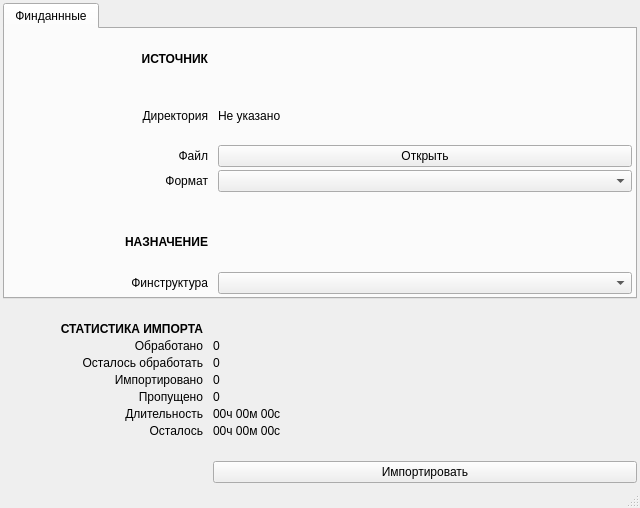
Old version of the form ui/forms/form.ui in the repository e-vladimir/finmanager.
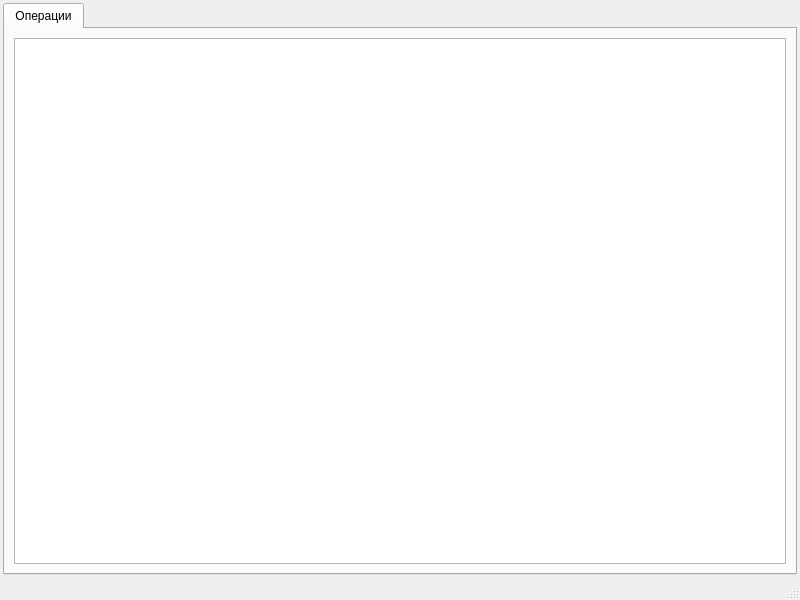
New version of the form.

Commit message:
Форма Операции + Переход в форму Импорт данных
Форма Импорт данных
+ Отображение параметров импорта

```diff
--- a/ui/forms/form.ui
+++ b/ui/forms/form.ui
@@ -6,15 +6,15 @@
    <rect>
     <x>0</x>
     <y>0</y>
-    <width>640</width>
-    <height>508</height>
+    <width>800</width>
+    <height>600</height>
    </rect>
   </property>
   <property name="windowTitle">
    <string>MainWindow</string>
   </property>
   <widget class="QWidget" name="centralwidget">
-   <layout class="QVBoxLayout" name="verticalLayout" stretch="0,0,0,0">
+   <layout class="QVBoxLayout" name="verticalLayout" stretch="0">
     <property name="spacing">
      <number>3</number>
     </property>
@@ -31,328 +31,47 @@
      <number>3</number>
     </property>
     <item>
-     <widget class="QTabWidget" name="tbs_main">
-      <widget class="QWidget" name="tab_findata">
+     <widget class="QTabWidget" name="tabs_main">
+      <property name="currentIndex">
+       <number>0</number>
+      </property>
+      <widget class="QWidget" name="tab_operations">
        <attribute name="title">
-        <string>Финданнные</string>
+        <string>Операции</string>
        </attribute>
-       <layout class="QVBoxLayout" name="verticalLayout_2" stretch="1">
-        <property name="leftMargin">
-         <number>3</number>
-        </property>
-        <property name="topMargin">
-         <number>3</number>
-        </property>
-        <property name="rightMargin">
-         <number>3</number>
-        </property>
-        <property name="bottomMargin">
-         <number>3</number>
-        </property>
+       <layout class="QVBoxLayout" name="verticalLayout_2">
         <item>
-         <layout class="QGridLayout" name="gridLayout" columnstretch="0,1,0,0" columnminimumwidth="200,0,0,0">
-          <property name="horizontalSpacing">
-           <number>10</number>
+         <widget class="QTableView" name="table_operations_data">
+          <property name="contextMenuPolicy">
+           <enum>Qt::ContextMenuPolicy::CustomContextMenu</enum>
           </property>
-          <property name="verticalSpacing">
-           <number>3</number>
+          <property name="editTriggers">
+           <set>QAbstractItemView::EditTrigger::NoEditTriggers</set>
           </property>
-          <item row="1" column="1">
-           <widget class="QLabel" name="lbl_findata_folder">
-            <property name="text">
-             <string>Не указано</string>
-            </property>
-           </widget>
-          </item>
-          <item row="6" column="1">
-           <widget class="QComboBox" name="cbb_findata_finstruct"/>
-          </item>
-          <item row="6" column="0">
-           <widget class="QLabel" name="label_4">
-            <property name="text">
-             <string>Финструктура</string>
-            </property>
-            <property name="alignment">
-             <set>Qt::AlignRight|Qt::AlignTrailing|Qt::AlignVCenter</set>
-            </property>
-           </widget>
-          </item>
-          <item row="1" column="0">
-           <widget class="QLabel" name="label_5">
-            <property name="text">
-             <string>Директория</string>
-            </property>
-            <property name="alignment">
-             <set>Qt::AlignRight|Qt::AlignTrailing|Qt::AlignVCenter</set>
-            </property>
-           </widget>
-          </item>
-          <item row="5" column="0">
-           <widget class="QLabel" name="label_2">
-            <property name="minimumSize">
-             <size>
-              <width>100</width>
-              <height>0</height>
-             </size>
-            </property>
-            <property name="font">
-             <font>
-              <weight>75</weight>
-              <bold>true</bold>
-             </font>
-            </property>
-            <property name="text">
-             <string>НАЗНАЧЕНИЕ</string>
-            </property>
-            <property name="alignment">
-             <set>Qt::AlignRight|Qt::AlignTrailing|Qt::AlignVCenter</set>
-            </property>
-           </widget>
-          </item>
-          <item row="3" column="0">
-           <widget class="QLabel" name="label_20">
-            <property name="text">
-             <string>Формат</string>
-            </property>
-            <property name="alignment">
-             <set>Qt::AlignRight|Qt::AlignTrailing|Qt::AlignVCenter</set>
-            </property>
-           </widget>
-          </item>
-          <item row="2" column="1">
-           <widget class="QPushButton" name="btn_findata_open_file">
-            <property name="text">
-             <string>Открыть</string>
-            </property>
-           </widget>
-          </item>
-          <item row="2" column="0">
-           <widget class="QLabel" name="label_3">
-            <property name="text">
-             <string>Файл</string>
-            </property>
-            <property name="alignment">
-             <set>Qt::AlignRight|Qt::AlignTrailing|Qt::AlignVCenter</set>
-            </property>
-           </widget>
-          </item>
-          <item row="0" column="0">
-           <widget class="QLabel" name="label">
-            <property name="font">
-             <font>
-              <weight>75</weight>
-              <bold>true</bold>
-             </font>
-            </property>
-            <property name="text">
-             <string>ИСТОЧНИК</string>
-            </property>
-            <property name="alignment">
-             <set>Qt::AlignRight|Qt::AlignTrailing|Qt::AlignVCenter</set>
-            </property>
-           </widget>
-          </item>
-          <item row="4" column="0">
-           <spacer name="verticalSpacer_2">
-            <property name="orientation">
-             <enum>Qt::Vertical</enum>
-            </property>
-            <property name="sizeType">
-             <enum>QSizePolicy::Fixed</enum>
-            </property>
-            <property name="sizeHint" stdset="0">
-             <size>
-              <width>20</width>
-              <height>20</height>
-             </size>
-            </property>
-           </spacer>
-          </item>
-          <item row="3" column="1">
-           <widget class="QComboBox" name="cbb_findata_format"/>
-          </item>
-         </layout>
+          <property name="alternatingRowColors">
+           <bool>true</bool>
+          </property>
+          <property name="selectionMode">
+           <enum>QAbstractItemView::SelectionMode::SingleSelection</enum>
+          </property>
+          <property name="selectionBehavior">
+           <enum>QAbstractItemView::SelectionBehavior::SelectRows</enum>
+          </property>
+          <attribute name="verticalHeaderMinimumSectionSize">
+           <number>20</number>
+          </attribute>
+          <attribute name="verticalHeaderDefaultSectionSize">
+           <number>20</number>
+          </attribute>
+          <attribute name="verticalHeaderStretchLastSection">
+           <bool>true</bool>
+          </attribute>
+         </widget>
         </item>
        </layout>
       </widget>
      </widget>
     </item>
-    <item>
-     <spacer name="verticalSpacer_3">
-      <property name="orientation">
-       <enum>Qt::Vertical</enum>
-      </property>
-      <property name="sizeType">
-       <enum>QSizePolicy::Fixed</enum>
-      </property>
-      <property name="sizeHint" stdset="0">
-       <size>
-        <width>20</width>
-        <height>20</height>
-       </size>
-      </property>
-     </spacer>
-    </item>
-    <item>
-     <layout class="QGridLayout" name="gridLayout_2" columnstretch="0,1" columnminimumwidth="200,0">
-      <property name="horizontalSpacing">
-       <number>10</number>
-      </property>
-      <property name="verticalSpacing">
-       <number>3</number>
-      </property>
-      <item row="6" column="1">
-       <widget class="QLabel" name="lbl_statistics_time_remained">
-        <property name="text">
-         <string>00ч 00м 00с</string>
-        </property>
-       </widget>
-      </item>
-      <item row="4" column="1">
-       <widget class="QLabel" name="lbl_statistics_skipped">
-        <property name="text">
-         <string>0</string>
-        </property>
-       </widget>
-      </item>
-      <item row="4" column="0">
-       <widget class="QLabel" name="label_11">
-        <property name="text">
-         <string>Пропущено</string>
-        </property>
-        <property name="alignment">
-         <set>Qt::AlignRight|Qt::AlignTrailing|Qt::AlignVCenter</set>
-        </property>
-       </widget>
-      </item>
-      <item row="5" column="1">
-       <widget class="QLabel" name="lbl_statistics_time_passed">
-        <property name="text">
-         <string>00ч 00м 00с</string>
-        </property>
-       </widget>
-      </item>
-      <item row="5" column="0">
-       <widget class="QLabel" name="label_16">
-        <property name="text">
-         <string>Длительность</string>
-        </property>
-        <property name="alignment">
-         <set>Qt::AlignRight|Qt::AlignTrailing|Qt::AlignVCenter</set>
-        </property>
-       </widget>
-      </item>
-      <item row="1" column="1">
-       <widget class="QLabel" name="lbl_statistics_processed">
-        <property name="text">
-         <string>0</string>
-        </property>
-       </widget>
-      </item>
-      <item row="2" column="1">
-       <widget class="QLabel" name="lbl_statistics_unprocessed">
-        <property name="text">
-         <string>0</string>
-        </property>
-       </widget>
-      </item>
-      <item row="3" column="1">
-       <widget class="QLabel" name="lbl_statistics_imported">
-        <property name="text">
-         <string>0</string>
-        </property>
-       </widget>
-      </item>
-      <item row="2" column="0">
-       <widget class="QLabel" name="label_9">
-        <property name="text">
-         <string>Осталось обработать</string>
-        </property>
-        <property name="alignment">
-         <set>Qt::AlignRight|Qt::AlignTrailing|Qt::AlignVCenter</set>
-        </property>
-       </widget>
-      </item>
-      <item row="1" column="0">
-       <widget class="QLabel" name="label_8">
-        <property name="text">
-         <string>Обработано</string>
-        </property>
-        <property name="alignment">
-         <set>Qt::AlignRight|Qt::AlignTrailing|Qt::AlignVCenter</set>
-        </property>
-       </widget>
-      </item>
-      <item row="0" column="0">
-       <widget class="QLabel" name="label_7">
-        <property name="font">
-         <font>
-          <weight>75</weight>
-          <bold>true</bold>
-         </font>
-        </property>
-        <property name="text">
-         <string>СТАТИСТИКА ИМПОРТА</string>
-        </property>
-        <property name="alignment">
-         <set>Qt::AlignRight|Qt::AlignTrailing|Qt::AlignVCenter</set>
-        </property>
-       </widget>
-      </item>
-      <item row="3" column="0">
-       <widget class="QLabel" name="label_10">
-        <property name="text">
-         <string>Импортировано</string>
-        </property>
-        <property name="alignment">
-         <set>Qt::AlignRight|Qt::AlignTrailing|Qt::AlignVCenter</set>
-        </property>
-       </widget>
-      </item>
-      <item row="6" column="0">
-       <widget class="QLabel" name="label_17">
-        <property name="text">
-         <string>Осталось</string>
-        </property>
-        <property name="alignment">
-         <set>Qt::AlignRight|Qt::AlignTrailing|Qt::AlignVCenter</set>
-        </property>
-       </widget>
-      </item>
-      <item row="8" column="1">
-       <widget class="QPushButton" name="btn_import">
-        <property name="minimumSize">
-         <size>
-          <width>150</width>
-          <height>0</height>
-         </size>
-        </property>
-        <property name="text">
-         <string>Импортировать</string>
-        </property>
-       </widget>
-      </item>
-      <item row="7" column="1">
-       <spacer name="verticalSpacer">
-        <property name="orientation">
-         <enum>Qt::Vertical</enum>
-        </property>
-        <property name="sizeType">
-         <enum>QSizePolicy::Fixed</enum>
-        </property>
-        <property name="sizeHint" stdset="0">
-         <size>
-          <width>20</width>
-          <height>20</height>
-         </size>
-        </property>
-       </spacer>
-      </item>
-     </layout>
-    </item>
-    <item>
-     <layout class="QHBoxLayout" name="horizontalLayout"/>
-    </item>
    </layout>
   </widget>
   <widget class="QStatusBar" name="statusbar"/>
```
The commit also changes 12 other files.
